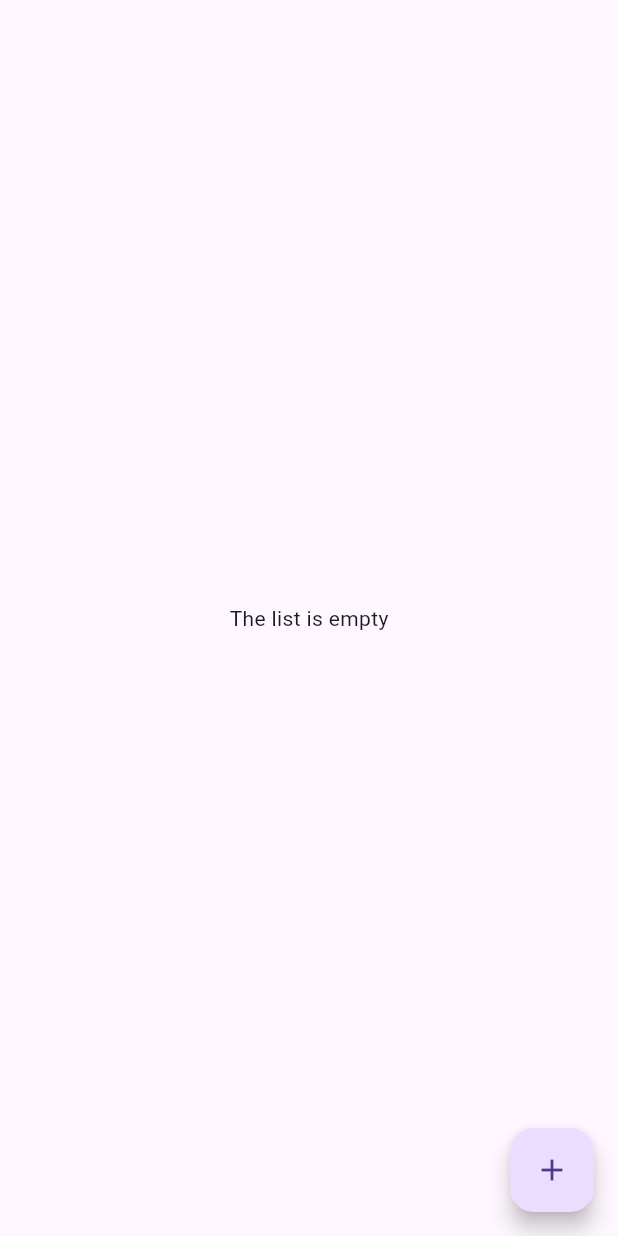
After one commit to AbirHasanShuvo/state_project, a Flutter app: the screen it shows after launch, after a tap on the "add" icon, after a tap on the "delete" icon, on a phone screen of 412 x 824 dp. The commit adds this screen. Run offline on Flutter 3.47's test engine with Material 3 defaults, Android fonts, the phone set to English and light mode, and no system bars; our stand-ins replace flutter_riverpod.

Commit message:
to do app is completed with riverpod

```diff
--- a/lib/main.dart
+++ b/lib/main.dart
@@ -34,6 +34,7 @@ import 'package:flutter_riverpod/flutter_riverpod.dart';
 import 'package:state_project/home_screen.dart';
 import 'package:state_project/state_notifier/search_screen.dart';
 import 'package:state_project/state_provider.dart';
+import 'package:state_project/to_do_app/item_screen.dart';
 
 import 'multi_state/slider_screen.dart';
 
@@ -49,7 +50,7 @@ class MyApp extends StatelessWidget {
     return ProviderScope(
       child: MaterialApp(
         debugShowCheckedModeBanner: false,
-        home: SearchScreen(),
+        home: ItemScreen(),
       ),
     );
   }
--- /dev/null
+++ b/lib/to_do_app/item.dart
@@ -0,0 +1,8 @@
+class Item {
+  String id;
+  String name;
+
+  Item({required this.id, required this.name});
+
+
+}
--- /dev/null
+++ b/lib/to_do_app/item_provider.dart
@@ -0,0 +1,22 @@
+import 'package:flutter_riverpod/legacy.dart';
+import 'package:state_project/to_do_app/item.dart';
+
+final itemProvider = StateNotifierProvider<ItemNotifier, List<Item>>((ref) {
+  return ItemNotifier();
+});
+
+class ItemNotifier extends StateNotifier<List<Item>> {
+  ItemNotifier() : super([]);
+
+  void addItem(String name) {
+    final item = Item(id: DateTime.now().toString(), name: name);
+
+    state.add(item);
+    state = state.toList();
+  }
+
+  void deleteItem(String id) {
+    state.removeWhere((item) => item.id == id);
+    state = state.toList();
+  }
+}
--- /dev/null
+++ b/lib/to_do_app/item_screen.dart
@@ -0,0 +1,43 @@
+import 'package:flutter/material.dart';
+import 'package:flutter_riverpod/flutter_riverpod.dart';
+import 'package:state_project/to_do_app/item_provider.dart';
+
+class ItemScreen extends ConsumerWidget {
+  const ItemScreen({super.key});
+
+  @override
+  Widget build(BuildContext context, WidgetRef ref) {
+    final item = ref.watch(itemProvider);
+    return Scaffold(
+      body: item.isEmpty
+          ? Center(child: Text("The list is empty"))
+          : ListView.builder(
+              itemCount: item.length,
+              itemBuilder: (context, index) {
+                return Center(
+                  child: ListTile(
+                    title: Text(item[index].name),
+                    trailing: Row(
+                      mainAxisSize: MainAxisSize.min,
+                      children: [
+                        IconButton(
+                          onPressed: () => ref
+                              .read(itemProvider.notifier)
+                              .deleteItem(item[index].id),
+                          icon: Icon(Icons.delete),
+                        ),
+                      ],
+                    ),
+                  ),
+                );
+              },
+            ),
+      floatingActionButton: FloatingActionButton(
+        onPressed: () {
+          ref.read(itemProvider.notifier).addItem('Md. Abir Hasan');
+        },
+        child: Icon(Icons.add),
+      ),
+    );
+  }
+}
```
